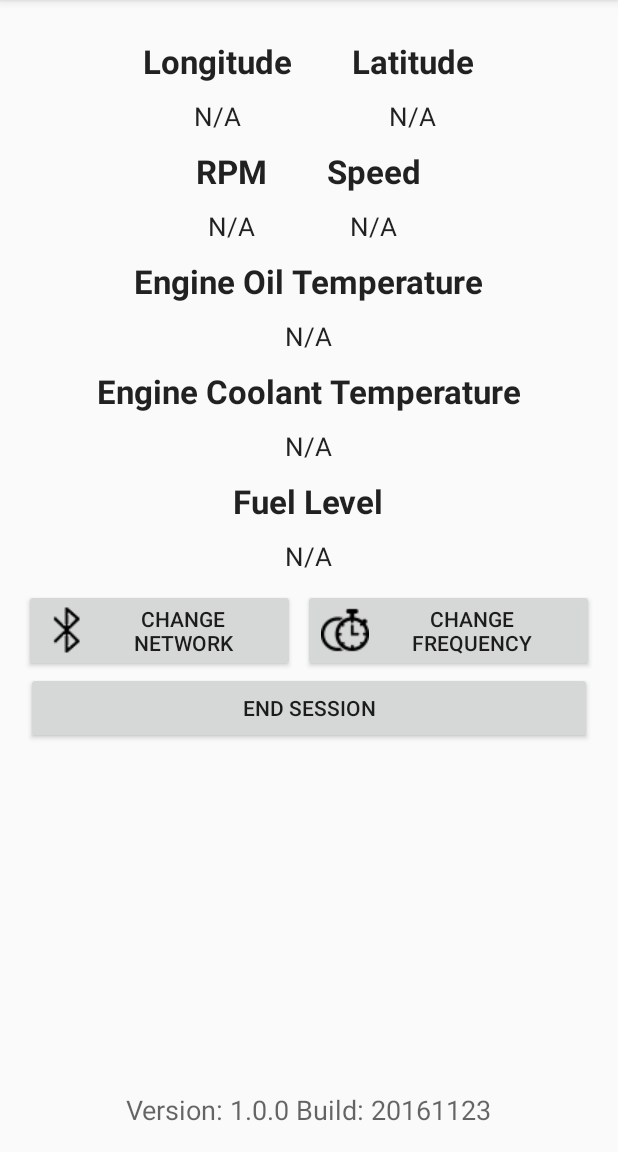
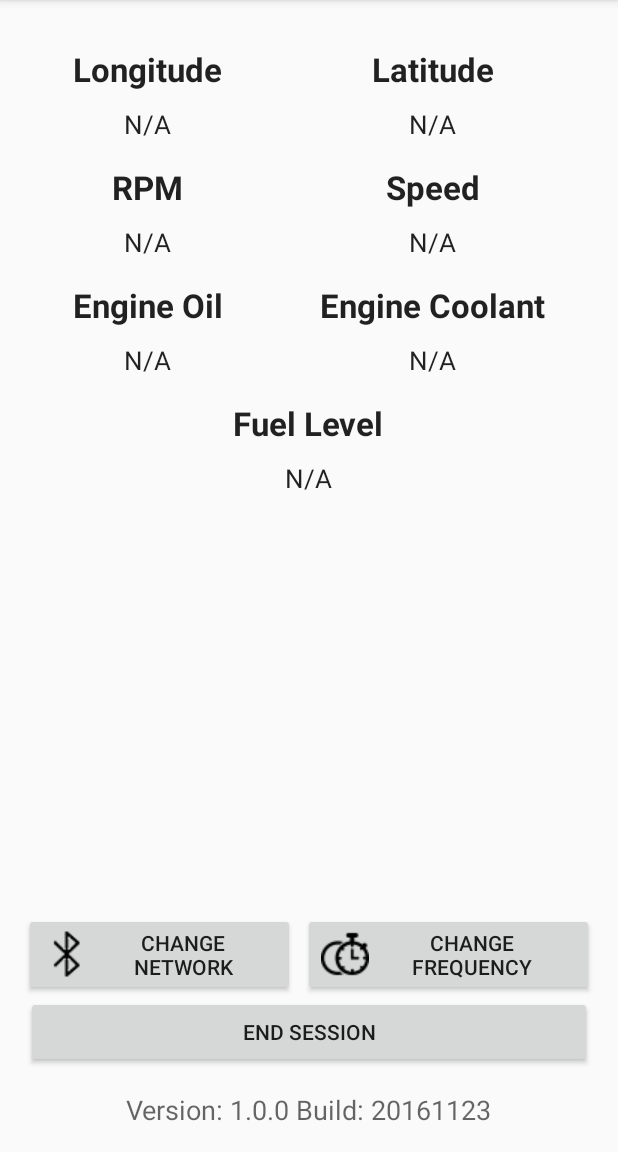
Before and after one commit to ibm-watson-iot/cvi-starter-obd-android, an Android app: the screen it shows after launch (Home), on a phone screen of 412 x 824 dp, the part 84-1236 px from its top. Run offline under Robolectric (Android 15) with nearby library versions, the phone set to English and light mode, and no system bars; libraries missing offline, so code that uses them is left out: com.github.pires.obd, com.ibm.iotf; network calls fail; 7 statements that could not run were skipped.

Commit message:
use TableLayout instead of LinearLayout

```diff
--- a/app/src/main/res/layout/activity_home.xml
+++ b/app/src/main/res/layout/activity_home.xml
@@ -10,16 +10,17 @@
     tools:context="obdii.starter.automotive.iot.ibm.com.iot4a_obdii.Home">
 
 
-    <LinearLayout
+    <TableLayout
         android:id="@+id/linearLayout6"
-        android:layout_width="wrap_content"
-        android:layout_height="wrap_content"
-        android:layout_alignParentTop="true"
-        android:layout_centerHorizontal="true"
-        android:layout_gravity="center_vertical"
-        android:layout_marginTop="10dp"
-        android:layout_weight="5"
-        android:orientation="horizontal">
+        android:layout_width="match_parent"
+        android:layout_height="match_parent"
+        android:layout_alignParentBottom="true"
+        android:layout_alignParentStart="true">
+
+        <TableRow
+            android:layout_marginTop="15dp"
+            android:layout_width="match_parent"
+            android:layout_height="match_parent">
 
             <LinearLayout
                 android:id="@+id/linearLayout61"
@@ -27,8 +28,6 @@
                 android:layout_height="wrap_content"
                 android:layout_centerHorizontal="true"
                 android:layout_gravity="center_vertical"
-            android:layout_marginRight="20dp"
-            android:layout_marginTop="0dp"
                 android:layout_weight="5"
                 android:orientation="vertical">
 
@@ -40,15 +39,14 @@
                     android:text="Longitude"
                     android:textAppearance="?android:attr/textAppearanceLarge"
                     android:textStyle="bold" />
-
                 <TextView
                     android:id="@+id/longitudeValue"
                     android:layout_width="wrap_content"
                     android:layout_height="wrap_content"
                     android:layout_gravity="center_horizontal"
-                android:layout_marginTop="10dp"
                     android:text="N/A"
                     android:textAppearance="?android:attr/textAppearanceLarge"
+                    android:layout_marginTop="10dp"
                     android:textSize="17dp" />
             </LinearLayout>
 
@@ -59,8 +57,6 @@
                 android:layout_below="@+id/linearLayout6"
                 android:layout_centerHorizontal="true"
                 android:layout_gravity="center_vertical"
-            android:layout_marginLeft="20dp"
-            android:layout_marginTop="0dp"
                 android:layout_weight="5"
                 android:orientation="vertical">
 
@@ -78,35 +74,25 @@
                     android:layout_width="wrap_content"
                     android:layout_height="wrap_content"
                     android:layout_gravity="center_horizontal"
-                android:layout_marginTop="10dp"
                     android:text="N/A"
                     android:textAppearance="?android:attr/textAppearanceLarge"
+                    android:layout_marginTop="10dp"
                     android:textSize="17dp" />
             </LinearLayout>
-    </LinearLayout>
-
-
-    <LinearLayout
-        android:id="@+id/linearLayout5"
-        android:layout_width="wrap_content"
-        android:layout_height="wrap_content"
-        android:layout_below="@+id/linearLayout6"
-        android:layout_centerHorizontal="true"
-        android:layout_gravity="center_vertical"
-        android:layout_marginTop="10dp"
-        android:layout_weight="5"
-        android:orientation="horizontal">
-
+        </TableRow>
+        <TableRow
+            android:layout_marginTop="15dp"
+            android:layout_width="match_parent"
+            android:layout_height="match_parent">
             <LinearLayout
                 android:id="@+id/linearLayout51"
                 android:layout_width="wrap_content"
                 android:layout_height="wrap_content"
-            android:layout_centerHorizontal="true"
                 android:layout_gravity="center_vertical"
-            android:layout_marginRight="20dp"
-            android:layout_marginTop="0dp"
                 android:layout_weight="5"
-            android:orientation="vertical">
+                android:orientation="vertical"
+                android:layout_alignTop="@+id/linearLayout5"
+                android:layout_alignStart="@+id/linearLayout6">
 
                 <TextView
                     android:id="@+id/engineRPM"
@@ -116,15 +102,14 @@
                     android:text="RPM"
                     android:textAppearance="?android:attr/textAppearanceLarge"
                     android:textStyle="bold" />
-
                 <TextView
                     android:id="@+id/engineRPMValue"
                     android:layout_width="wrap_content"
                     android:layout_height="wrap_content"
                     android:layout_gravity="center_horizontal"
-                android:layout_marginTop="10dp"
                     android:text="N/A"
                     android:textAppearance="?android:attr/textAppearanceLarge"
+                    android:layout_marginTop="10dp"
                     android:textSize="17dp" />
             </LinearLayout>
 
@@ -135,8 +120,6 @@
                 android:layout_below="@+id/linearLayout6"
                 android:layout_centerHorizontal="true"
                 android:layout_gravity="center_vertical"
-            android:layout_marginLeft="20dp"
-            android:layout_marginTop="0dp"
                 android:layout_weight="5"
                 android:orientation="vertical">
 
@@ -154,21 +137,21 @@
                     android:layout_width="wrap_content"
                     android:layout_height="wrap_content"
                     android:layout_gravity="center_horizontal"
-                android:layout_marginTop="10dp"
                     android:text="N/A"
                     android:textAppearance="?android:attr/textAppearanceLarge"
+                    android:layout_marginTop="10dp"
                     android:textSize="17dp" />
             </LinearLayout>
-    </LinearLayout>
-
+        </TableRow>
+        <TableRow
+            android:layout_marginTop="15dp"
+            android:layout_width="match_parent"
+            android:layout_height="match_parent">
             <LinearLayout
                 android:id="@+id/linearLayout4"
                 android:layout_width="wrap_content"
                 android:layout_height="wrap_content"
-        android:layout_below="@+id/linearLayout5"
-        android:layout_centerHorizontal="true"
                 android:layout_gravity="center_vertical"
-        android:layout_marginTop="10dp"
                 android:layout_weight="5"
                 android:orientation="vertical">
 
@@ -177,7 +160,7 @@
                     android:layout_width="wrap_content"
                     android:layout_height="wrap_content"
                     android:layout_gravity="center_horizontal"
-            android:text="Engine Oil Temperature"
+                    android:text="Engine Oil"
                     android:textAppearance="?android:attr/textAppearanceLarge"
                     android:textStyle="bold" />
 
@@ -186,9 +169,9 @@
                     android:layout_width="wrap_content"
                     android:layout_height="wrap_content"
                     android:layout_gravity="center_horizontal"
-            android:layout_marginTop="10dp"
                     android:text="N/A"
                     android:textAppearance="?android:attr/textAppearanceLarge"
+                    android:layout_marginTop="10dp"
                     android:textSize="17dp" />
             </LinearLayout>
 
@@ -196,10 +179,7 @@
                 android:id="@+id/linearLayout3"
                 android:layout_width="wrap_content"
                 android:layout_height="wrap_content"
-        android:layout_below="@+id/linearLayout4"
-        android:layout_centerHorizontal="true"
                 android:layout_gravity="center_vertical"
-        android:layout_marginTop="10dp"
                 android:layout_weight="5"
                 android:orientation="vertical">
 
@@ -208,7 +188,7 @@
                     android:layout_width="wrap_content"
                     android:layout_height="wrap_content"
                     android:layout_gravity="center_horizontal"
-            android:text="Engine Coolant Temperature"
+                    android:text="Engine Coolant"
                     android:textAppearance="?android:attr/textAppearanceLarge"
                     android:textStyle="bold" />
 
@@ -217,19 +197,16 @@
                     android:layout_width="wrap_content"
                     android:layout_height="wrap_content"
                     android:layout_gravity="center_horizontal"
-            android:layout_marginTop="10dp"
                     android:text="N/A"
                     android:textAppearance="?android:attr/textAppearanceLarge"
+                    android:layout_marginTop="10dp"
                     android:textSize="17dp" />
             </LinearLayout>
-
-    <LinearLayout
-        android:id="@+id/linearLayout2"
+        </TableRow>
+        <TableRow
+            android:layout_marginTop="15dp"
             android:layout_width="match_parent"
-        android:layout_height="wrap_content"
-        android:layout_below="@+id/linearLayout3"
-        android:layout_marginTop="10dp"
-        android:orientation="horizontal">
+            android:layout_height="match_parent">
 
             <LinearLayout
                 android:layout_width="wrap_content"
@@ -251,19 +228,20 @@
                     android:layout_width="wrap_content"
                     android:layout_height="wrap_content"
                     android:layout_gravity="center_horizontal"
-                android:layout_marginTop="10dp"
                     android:text="N/A"
                     android:textAppearance="?android:attr/textAppearanceLarge"
+                    android:layout_marginTop="10dp"
                     android:textSize="17dp" />
             </LinearLayout>
-    </LinearLayout>
+        </TableRow>
+    </TableLayout>
 
     <LinearLayout
         android:id="@+id/linearLayout1"
         android:layout_width="match_parent"
         android:layout_height="wrap_content"
         android:layout_alignParentEnd="false"
-        android:layout_below="@+id/linearLayout2"
+        android:layout_above="@+id/button"
         android:layout_centerHorizontal="true"
         android:layout_marginTop="10dp"
         android:orientation="horizontal">
@@ -297,9 +275,10 @@
         style="@style/Widget.AppCompat.Button"
         android:layout_width="match_parent"
         android:layout_height="wrap_content"
-        android:layout_below="@+id/linearLayout1"
+        android:layout_above="@+id/versionAndBuild"
         android:layout_centerHorizontal="true"
         android:layout_marginRight="2.5dp"
+        android:layout_marginBottom="15dp"
         android:layout_weight="5"
         android:nestedScrollingEnabled="false"
         android:onClick="endSession"
```
Lines whose indentation alone changed are shown as unchanged.
